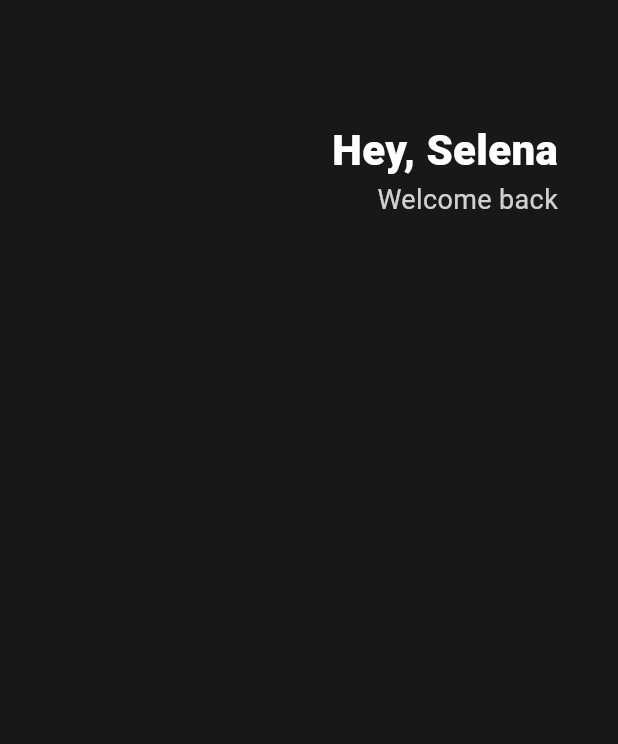
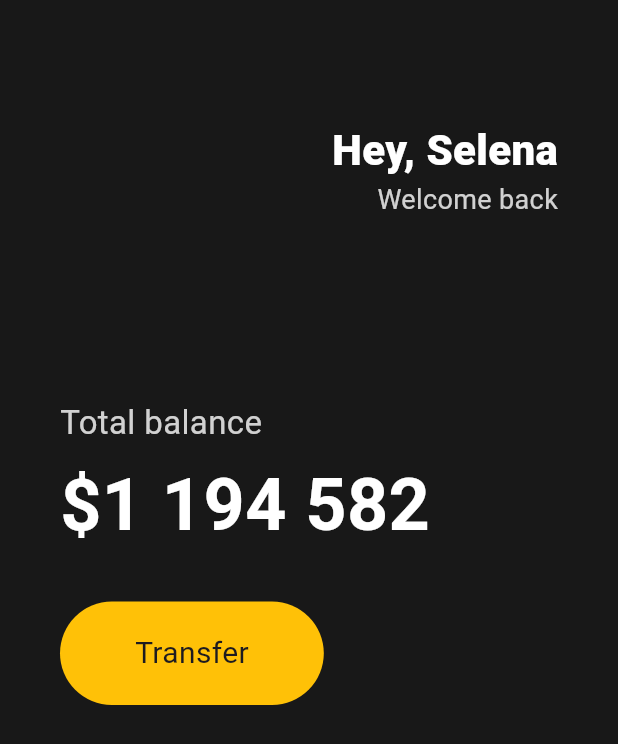
Before and after one commit to Jerry-ko/toonflix, a Flutter app: the screen it shows after launch, on a phone screen of 412 x 824 dp. Shown: the top 744 px of the screen. Run offline on Flutter 3.47's test engine with Material 3 defaults, Android fonts, the phone set to English and light mode, and no system bars.

Commit message:
feat: 버튼 추가

```diff
--- a/lib/main.dart
+++ b/lib/main.dart
@@ -13,6 +13,7 @@ class App extends StatelessWidget {
         body: Padding(
           padding: EdgeInsets.symmetric(horizontal: 40),
           child: Column(
+            crossAxisAlignment: CrossAxisAlignment.start,
             children: [
               SizedBox(
                 height: 80,
@@ -28,7 +29,8 @@ class App extends StatelessWidget {
                         style: TextStyle(
                           color: Colors.white,
                           fontSize: 28,
-                              fontWeight: FontWeight.w800),
+                          fontWeight: FontWeight.w800,
+                        ),
                       ),
                       Text(
                         'Welcome back',
@@ -41,9 +43,55 @@ class App extends StatelessWidget {
                   )
                 ],
               ),
+              SizedBox(
+                height: 120,
+              ),
+              Text(
+                'Total balance',
+                style: TextStyle(
+                  fontSize: 22,
+                  color: Colors.white.withOpacity(0.8),
+                ),
+              ),
+              SizedBox(
+                height: 5,
+              ),
+              Text(
+                '\$1 194 582',
+                style: TextStyle(
+                  fontSize: 48,
+                  fontWeight: FontWeight.w600,
+                  color: Colors.white,
+                ),
+              ),
+              SizedBox(
+                height: 30,
+              ),
+              Row(
+                children: [
+                  Container(
+                    decoration: BoxDecoration(
+                        color: Colors.amber,
+                        borderRadius: BorderRadius.circular(45)),
+                    child: Padding(
+                      padding: EdgeInsets.symmetric(
+                        vertical: 20,
+                        horizontal: 50,
+                      ),
+                      child: Text(
+                        'Transfer',
+                        style: TextStyle(
+                          fontSize: 20,
+                        ),
+                      ),
+                    ),
+                  ),
+                ],
+              )
             ],
           ),
-          )),
+        ),
+      ),
     );
   }
 }
```
Lines whose indentation alone changed are shown as unchanged.
